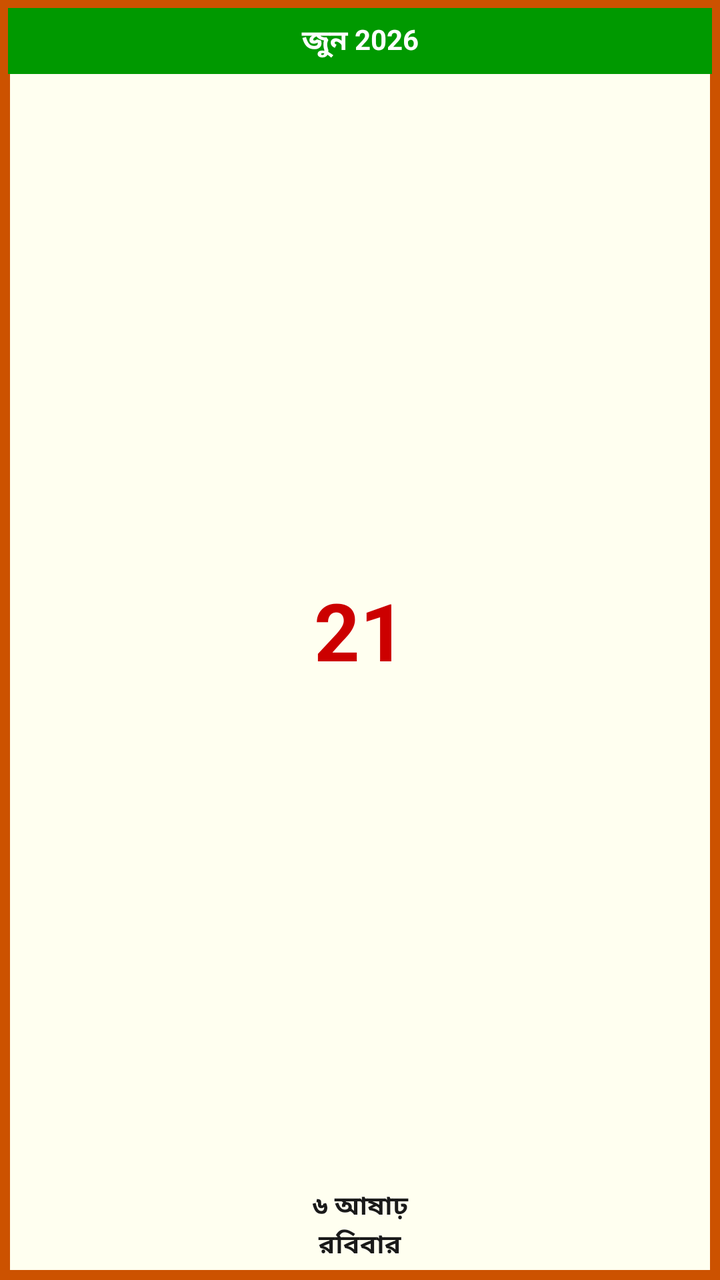
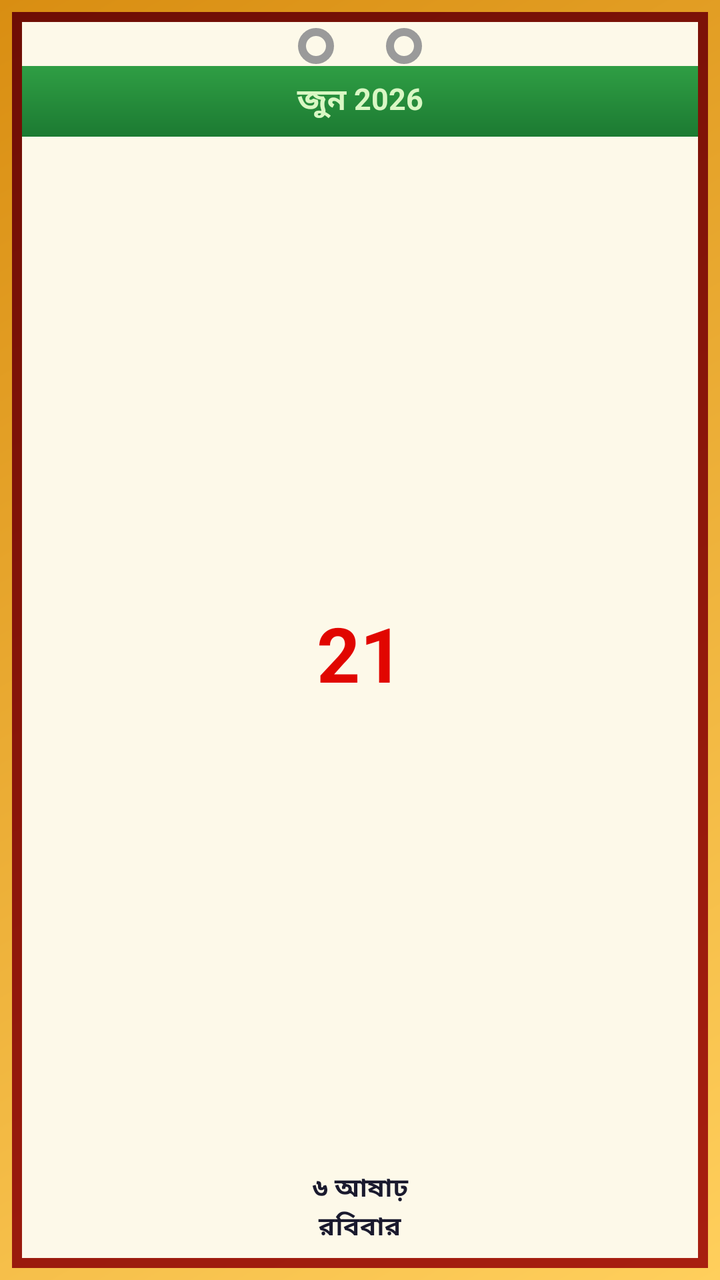

Two renders of the same Android screen: before a commit and after it. Below are the layout's source before the change and the commit's diff.
<!-- AndroidManifest.xml: application theme Theme.AppCompat.Light.NoActionBar -->
<!-- res/layout/widget_daily.xml -->
<?xml version="1.0" encoding="utf-8"?>
<LinearLayout xmlns:android="http://schemas.android.com/apk/res/android"
    android:layout_width="match_parent"
    android:layout_height="match_parent"
    android:orientation="vertical"
    android:background="@drawable/bg_daily_frame"
    android:padding="4dp">

    <TextView
        android:id="@+id/tv_greg_month_year"
        android:layout_width="match_parent"
        android:layout_height="wrap_content"
        android:background="@drawable/bg_header_green_top"
        android:gravity="center"
        android:paddingTop="6dp"
        android:paddingBottom="6dp"
        android:text="জুন 2026"
        android:textColor="@color/white"
        android:textSize="14sp"
        android:textStyle="bold" />

    <TextView
        android:id="@+id/tv_day_number"
        android:layout_width="match_parent"
        android:layout_height="0dp"
        android:layout_weight="1"
        android:gravity="center"
        android:text="21"
        android:textColor="#CC0000"
        android:textSize="40sp"
        android:textStyle="bold" />

    <TextView
        android:id="@+id/tv_bn_date"
        android:layout_width="match_parent"
        android:layout_height="wrap_content"
        android:gravity="center"
        android:text="৬ আষাঢ়"
        android:textColor="#1A1A1A"
        android:textSize="13sp"
        android:textStyle="bold" />

    <TextView
        android:id="@+id/tv_weekday"
        android:layout_width="match_parent"
        android:layout_height="wrap_content"
        android:gravity="center"
        android:paddingBottom="4dp"
        android:text="রবিবার"
        android:textColor="#1A1A1A"
        android:textSize="13sp"
        android:textStyle="bold" />

</LinearLayout>
<!-- resources referenced by this layout -->
<resources>
  <color name="white">#FFFFFF</color>
  <!-- drawable bg_daily_frame (drawable) -->
  <?xml version="1.0" encoding="utf-8"?>
  <shape xmlns:android="http://schemas.android.com/apk/res/android" android:shape="rectangle">
      <solid android:color="#FFFFF0" />
      <corner android:radius="14dp" />
      <stroke android:width="5dp" android:color="@color/border_dark_orange" />
  </shape>
  <!-- drawable bg_header_green_top (drawable) -->
  <?xml version="1.0" encoding="utf-8"?>
  <shape xmlns:android="http://schemas.android.com/apk/res/android" android:shape="rectangle">
      <solid android:color="@color/header_green" />
      <corner android:topLeftRadius="9dp" android:topRightRadius="9dp"
          android:bottomLeftRadius="0dp" android:bottomRightRadius="0dp" />
  </shape>
  <color name="border_dark_orange">#CC5200</color>
  <color name="header_green">#009900</color>
</resources>

<!-- the commit's change to res/layout/widget_daily.xml (unified diff, before → after) -->
@@ -3,52 +3,90 @@
     android:layout_width="match_parent"
     android:layout_height="match_parent"
     android:orientation="vertical"
-    android:background="@drawable/bg_daily_frame"
-    android:padding="4dp">
+    android:background="@drawable/bg_daily_gold"
+    android:padding="6dp">
 
-    <TextView
-        android:id="@+id/tv_greg_month_year"
+    <LinearLayout
         android:layout_width="match_parent"
-        android:layout_height="wrap_content"
-        android:background="@drawable/bg_header_green_top"
-        android:gravity="center"
-        android:paddingTop="6dp"
-        android:paddingBottom="6dp"
-        android:text="জুন 2026"
-        android:textColor="@color/white"
-        android:textSize="14sp"
-        android:textStyle="bold" />
+        android:layout_height="match_parent"
+        android:orientation="vertical"
+        android:background="@drawable/bg_daily_maroon"
+        android:padding="5dp">
 
-    <TextView
-        android:id="@+id/tv_day_number"
-        android:layout_width="match_parent"
-        android:layout_height="0dp"
-        android:layout_weight="1"
-        android:gravity="center"
-        android:text="21"
-        android:textColor="#CC0000"
-        android:textSize="40sp"
-        android:textStyle="bold" />
+        <LinearLayout
+            android:layout_width="match_parent"
+            android:layout_height="match_parent"
+            android:orientation="vertical"
+            android:background="@drawable/bg_daily_cream">
 
-    <TextView
-        android:id="@+id/tv_bn_date"
-        android:layout_width="match_parent"
-        android:layout_height="wrap_content"
-        android:gravity="center"
-        android:text="৬ আষাঢ়"
-        android:textColor="#1A1A1A"
-        android:textSize="13sp"
-        android:textStyle="bold" />
+            <LinearLayout
+                android:layout_width="match_parent"
+                android:layout_height="wrap_content"
+                android:gravity="center"
+                android:orientation="horizontal"
+                android:paddingTop="3dp"
+                android:paddingBottom="1dp">
 
-    <TextView
-        android:id="@+id/tv_weekday"
-        android:layout_width="match_parent"
-        android:layout_height="wrap_content"
-        android:gravity="center"
-        android:paddingBottom="4dp"
-        android:text="রবিবার"
-        android:textColor="#1A1A1A"
-        android:textSize="13sp"
-        android:textStyle="bold" />
+                <ImageView
+                    android:layout_width="18dp"
+                    android:layout_height="18dp"
+                    android:layout_marginEnd="26dp"
+                    android:src="@drawable/ring_circle" />
+
+                <ImageView
+                    android:layout_width="18dp"
+                    android:layout_height="18dp"
+                    android:src="@drawable/ring_circle" />
+
+            </LinearLayout>
+
+            <TextView
+                android:id="@+id/tv_greg_month_year"
+                android:layout_width="match_parent"
+                android:layout_height="wrap_content"
+                android:background="@drawable/bg_daily_header_gradient"
+                android:gravity="center"
+                android:paddingTop="6dp"
+                android:paddingBottom="7dp"
+                android:text="জুন 2026"
+                android:textColor="#D9F7C4"
+                android:textSize="15sp"
+                android:textStyle="bold" />
+
+            <TextView
+                android:id="@+id/tv_day_number"
+                android:layout_width="match_parent"
+                android:layout_height="0dp"
+                android:layout_weight="1"
+                android:gravity="center"
+                android:text="21"
+                android:textColor="#E10600"
+                android:textSize="38sp"
+                android:textStyle="bold" />
+
+            <TextView
+                android:id="@+id/tv_bn_date"
+                android:layout_width="match_parent"
+                android:layout_height="wrap_content"
+                android:gravity="center"
+                android:text="৬ আষাঢ়"
+                android:textColor="#1A1A2E"
+                android:textSize="13sp"
+                android:textStyle="bold" />
+
+            <TextView
+                android:id="@+id/tv_weekday"
+                android:layout_width="match_parent"
+                android:layout_height="wrap_content"
+                android:gravity="center"
+                android:paddingBottom="6dp"
+                android:text="রবিবার"
+                android:textColor="#1A1A2E"
+                android:textSize="13sp"
+                android:textStyle="bold" />
+
+        </LinearLayout>
+
+    </LinearLayout>
 
 </LinearLayout>
<!-- resource entries referenced after the edit -->
@@ -1,21 +1,55 @@
 <!-- resources referenced by this layout -->
 <resources>
-  <color name="white">#FFFFFF</color>
-  <!-- drawable bg_daily_frame (drawable) -->
+  <!-- drawable bg_daily_cream (drawable) -->
   <?xml version="1.0" encoding="utf-8"?>
   <shape xmlns:android="http://schemas.android.com/apk/res/android" android:shape="rectangle">
-      <solid android:color="#FFFFF0" />
-      <corner android:radius="14dp" />
-      <stroke android:width="5dp" android:color="@color/border_dark_orange" />
+      <solid android:color="#FDF9E9" />
+      <corner android:radius="10dp" />
   </shape>
-  <!-- drawable bg_header_green_top (drawable) -->
+  <!-- drawable bg_daily_gold (drawable) -->
   <?xml version="1.0" encoding="utf-8"?>
   <shape xmlns:android="http://schemas.android.com/apk/res/android" android:shape="rectangle">
-      <solid android:color="@color/header_green" />
-      <corner android:topLeftRadius="9dp" android:topRightRadius="9dp"
-          android:bottomLeftRadius="0dp" android:bottomRightRadius="0dp" />
+      <gradient
+          android:angle="135"
+          android:startColor="#FFCF5C"
+          android:endColor="#D98E12"
+          android:type="linear" />
+      <corner android:radius="18dp" />
   </shape>
-  <color name="border_dark_orange">#CC5200</color>
-  <color name="header_green">#009900</color>
+  <!-- drawable bg_daily_header_gradient (drawable) -->
+  <?xml version="1.0" encoding="utf-8"?>
+  <shape xmlns:android="http://schemas.android.com/apk/res/android" android:shape="rectangle">
+      <gradient
+          android:angle="270"
+          android:startColor="#2F9E44"
+          android:endColor="#1C7A32"
+          android:type="linear" />
+      <corner
+          android:topLeftRadius="10dp"
+          android:topRightRadius="10dp"
+          android:bottomLeftRadius="0dp"
+          android:bottomRightRadius="0dp" />
+  </shape>
+  <!-- drawable bg_daily_maroon (drawable) -->
+  <?xml version="1.0" encoding="utf-8"?>
+  <shape xmlns:android="http://schemas.android.com/apk/res/android" android:shape="rectangle">
+      <gradient
+          android:angle="135"
+          android:startColor="#A81F10"
+          android:endColor="#6E0E05"
+          android:type="linear" />
+      <corner android:radius="14dp" />
+  </shape>
+  <!-- drawable ring_circle (drawable) -->
+  <?xml version="1.0" encoding="utf-8"?>
+  <shape xmlns:android="http://schemas.android.com/apk/res/android" android:shape="oval">
+      <solid android:color="@android:color/transparent" />
+      <stroke
+          android:width="4dp"
+          android:color="#9A9A9A" />
+      <size
+          android:width="18dp"
+          android:height="18dp" />
+  </shape>
 </resources>
 
